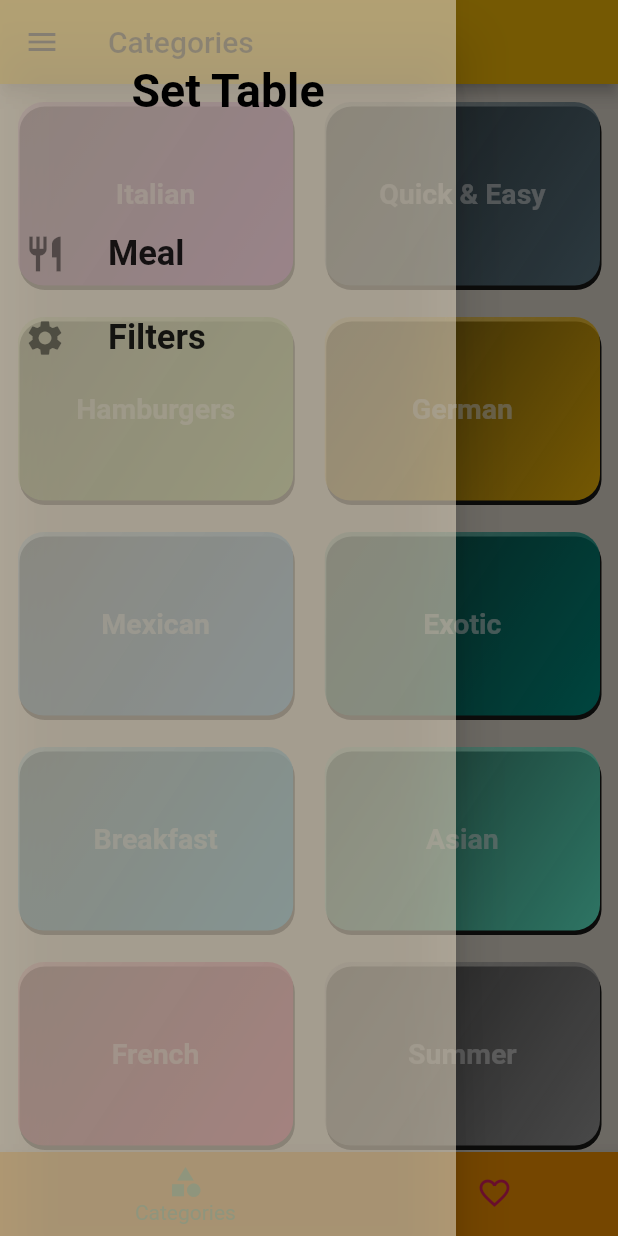
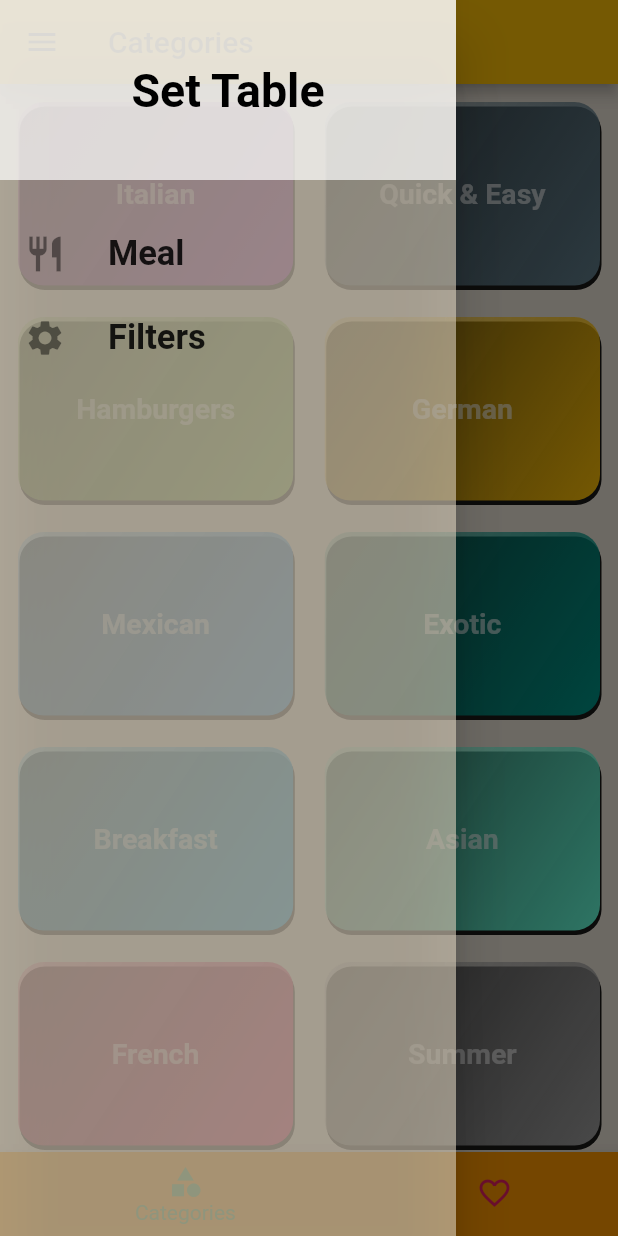
Before and after one commit to ChristopheRurangwa/AllMeals_App, a Flutter app: the screen it shows after launch, with the side drawer open, on a phone screen of 412 x 824 dp. Run offline on Flutter 3.47's test engine with Material 2 defaults, Android fonts, the phone set to English and light mode, and no system bars; our stand-ins replace google_fonts; Roboto replaces fonts that are missing (Alice).

Commit message:
commit 02 drawer altered

```diff
--- a/lib/widgets/drawer1.dart
+++ b/lib/widgets/drawer1.dart
@@ -22,6 +22,8 @@ class Drawer1 extends StatelessWidget {
         child: Column(
       children: [
         Container(
+
+          color: Colors.white70,
           height: 120,
           width: double.infinity,
           padding: EdgeInsets.all(21),
```
